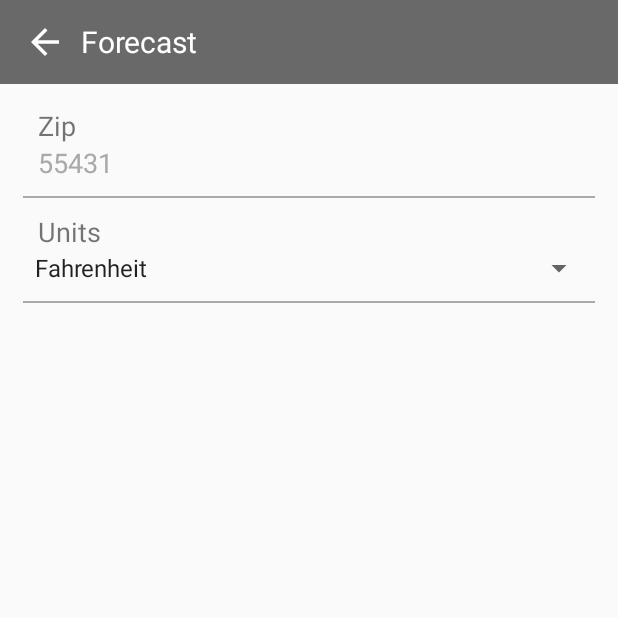
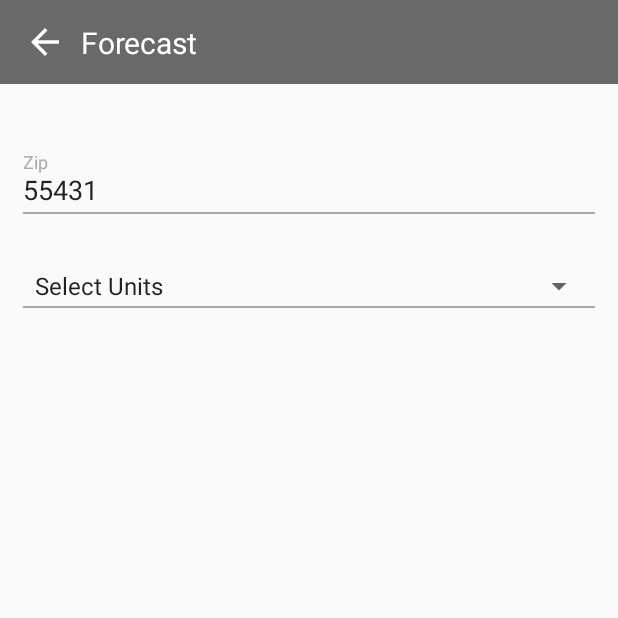
Before and after one commit to PascalCoder/forecast, an Android app: the screen it shows after launch (DetailsActivity), after a tap on "Setting icon", on a phone screen of 412 x 824 dp, the top half of it. Run offline under Robolectric (Android 15) with nearby library versions, the phone set to English and light mode, and no system bars.

Commit message:
did clean up classes and fixed details functionality

```diff
--- a/app/build.gradle
+++ b/app/build.gradle
@@ -28,6 +28,7 @@ dependencies {
     implementation 'androidx.appcompat:appcompat:1.1.0'
     implementation 'androidx.core:core-ktx:1.1.0'
     implementation 'androidx.constraintlayout:constraintlayout:1.1.3'
+    api 'com.google.android.material:material:1.2.0-alpha01'
     testImplementation 'junit:junit:4.12'
     androidTestImplementation 'androidx.test:runner:1.2.0'
     androidTestImplementation 'androidx.test.espresso:espresso-core:3.2.0'
--- a/app/src/main/java/com/thepascal/forecast/presenter/Presenter.kt
+++ b/app/src/main/java/com/thepascal/forecast/presenter/Presenter.kt
@@ -15,20 +15,18 @@ import java.util.ArrayList
 
 class Presenter : PresenterContract {
 
-    private val TAG = Presenter::class.java.simpleName
+    private val tag = Presenter::class.java.simpleName
 
     private lateinit var api: WeatherApi
-    //private val BASE_URL: String = "http://api.openweathermap.org/"
 
-    companion object Constants {
-        val defaultZipCode = "30071" //"55431"
-        val defaultUnit = "imperial"
-
+    companion object PresenterConstants {
         var city: String = ""
         var condition: String = ""
         var temp: String = ""
 
         var lists: Array<ArrayList<com.thepascal.forecast.models.List>> = Array(5) { arrayListOf<com.thepascal.forecast.models.List>() }
+
+        var forecastList: ForecastList = ForecastList()
     }
 
 
@@ -63,13 +61,15 @@ class Presenter : PresenterContract {
                     days = mutableListOf()
 
                     (response.body())?.let {
+                        forecastList = it
+
                         city = it.city.name
                         temp = "${it.list[0].main.temp}"
                         condition = it.list[0].weather[0].main
 
                         viewContract.addForecast(it)
 
-                        Log.d(TAG, "onResponse: ${it.list.size} temp: $temp")
+                        Log.d(tag, "onResponse: ${it.list.size} temp: $temp")
 
                         day1Date = it.list[0].dateTime
                         daysDate[0] = day1Date.substring(0, day1Date.indexOf(" "))
@@ -87,7 +87,7 @@ class Presenter : PresenterContract {
                             } else {
                                 if (j < daysDate.size) {
                                     daysDate[j] = date
-                                    Log.d(TAG, "onResponse: " + daysDate[j])
+                                    Log.d(tag, "onResponse: " + daysDate[j])
                                     j++
                                 } else {
                                     break
@@ -115,7 +115,7 @@ class Presenter : PresenterContract {
 
                             }
                         }
-                        Log.d(TAG, "onResponse: Lists: ${lists[0].size}")
+                        Log.d(tag, "onResponse: Lists: ${lists[0].size}")
                     }
                 } else {
                     viewContract.addForecast(ForecastList())
@@ -123,7 +123,7 @@ class Presenter : PresenterContract {
             }
 
             override fun onFailure(call: Call<ForecastList>, t: Throwable) {
-                Log.d(TAG, "onFailure: Something went wrong! ${t.message}")
+                Log.d(tag, "onFailure: Something went wrong! ${t.message}")
             }
         })
     }
--- a/app/src/main/java/com/thepascal/forecast/view/DetailsActivity.kt
+++ b/app/src/main/java/com/thepascal/forecast/view/DetailsActivity.kt
@@ -9,17 +9,17 @@ import android.view.View
 import android.widget.AdapterView
 import android.widget.ArrayAdapter
 import android.widget.Toast
+import com.thepascal.forecast.Constants.EXTRA_MESSAGE
+import com.thepascal.forecast.Constants.UNITS_REPLY
+import com.thepascal.forecast.Constants.ZIP_CODE_REPLY
 import com.thepascal.forecast.R
 import kotlinx.android.synthetic.main.activity_details.*
 
 class DetailsActivity : AppCompatActivity() {
 
-    private val TAG = DetailsActivity::class.java.simpleName
+    private val tag = DetailsActivity::class.java.simpleName
 
     companion object Constants {
-        val ZIP_CODE_REPLY: String = "com.thepascal.forecast.view.zipcode.REPLY"
-        val UNITS_REPLY: String = "com.thepascal.forecast.view.units.REPLY"
-
         var zipCode: String = ""
         var unit: String = ""
         var system: String = ""
@@ -30,7 +30,7 @@ class DetailsActivity : AppCompatActivity() {
         setContentView(R.layout.activity_details)
 
         supportActionBar?.hide()
-        val message = intent.getStringExtra(MainActivity.EXTRA_MESSAGE)
+        val message = intent.getStringExtra(EXTRA_MESSAGE)
 
         val arrayAdapter: ArrayAdapter<CharSequence> = ArrayAdapter.createFromResource(
             this, R.array.unit, android.R.layout.simple_spinner_item
@@ -46,12 +46,12 @@ class DetailsActivity : AppCompatActivity() {
                 } else {
                     system = "imperial"
                 }
-                zipCode = detailsZipCode.text.toString()
+                zipCode = detailsZipCode.editText?.text.toString()
             }
 
             override fun onNothingSelected(parent: AdapterView<*>?) {
                 system = "imperial"
-                zipCode = detailsZipCode.text.toString()
+                zipCode = detailsZipCode.editText?.text.toString()
             }
         })
 
@@ -62,14 +62,14 @@ class DetailsActivity : AppCompatActivity() {
         }
 
         detailsBackArrow.setOnClickListener {
-            Toast.makeText(applicationContext, "Unit: $unit \n System: $system", Toast.LENGTH_LONG).show()
+            Toast.makeText(applicationContext, "Unit: $unit \n System: $system \n ZipCode: $zipCode", Toast.LENGTH_LONG).show()
             onBackPressed()
         }
     }
 
     override fun onBackPressed() {
         //super.onBackPressed()
-        Log.d(TAG, "onBackPressed: Inside onBackPressed!")
+        Log.d(tag, "onBackPressed: Inside onBackPressed!")
 
         val replyIntent = Intent()
         replyIntent.putExtra(ZIP_CODE_REPLY, zipCode)
--- a/app/src/main/java/com/thepascal/forecast/view/MainActivity.kt
+++ b/app/src/main/java/com/thepascal/forecast/view/MainActivity.kt
@@ -7,23 +7,27 @@ import android.util.Log
 import android.view.View
 import android.widget.Toast
 import androidx.recyclerview.widget.LinearLayoutManager
+import com.thepascal.forecast.Constants.DEFAULT_SYSTEM
+import com.thepascal.forecast.Constants.DEFAULT_ZIP_CODE
+import com.thepascal.forecast.Constants.EXTRA_MESSAGE
+import com.thepascal.forecast.Constants.UNITS_REPLY
+import com.thepascal.forecast.Constants.UPDATE_REQUEST
+import com.thepascal.forecast.Constants.ZIP_CODE_REPLY
 import com.thepascal.forecast.R
+import com.thepascal.forecast.formatTemperature
 import com.thepascal.forecast.models.ForecastList
+import com.thepascal.forecast.models.List
 import com.thepascal.forecast.presenter.CustomAdapter
 import com.thepascal.forecast.presenter.Presenter
 import com.thepascal.forecast.presenter.PresenterContract
 import kotlinx.android.synthetic.main.activity_main.*
+import java.util.ArrayList
 
 class MainActivity : AppCompatActivity(), ViewContract {
 
-    private val TAG = MainActivity::class.java.simpleName
+    private val tag = MainActivity::class.java.simpleName
 
-    companion object Constants {
-        val UPDATE_REQUEST: Int = 1
-        val EXTRA_MESSAGE: String = "com.thepascal.forecast.extra.MESSAGE"
-    }
-
-    lateinit var presenter: PresenterContract
+    private lateinit var presenter: PresenterContract
 
     override fun onCreate(savedInstanceState: Bundle?) {
         super.onCreate(savedInstanceState)
@@ -37,24 +41,24 @@ class MainActivity : AppCompatActivity(), ViewContract {
         presenter = Presenter()
         presenter.bindView(this)
         presenter.initializeRetrofit()
-        presenter.getForecasts(Presenter.defaultZipCode, Presenter.defaultUnit)
+        presenter.getForecasts(DEFAULT_ZIP_CODE, DEFAULT_SYSTEM)
 
         homeCityText.text = Presenter.city
         homeCondition.text = Presenter.condition
 
         homeSettingsImage.setOnClickListener {
-            updateDetails(it)
+            updateDetails()
         }
     }
 
     override fun addForecast(dataSet: ForecastList) {
         homeRecyclerView.adapter = CustomAdapter(dataSet)
 
-        Log.d(TAG, "onCreate: ${Presenter.defaultZipCode} ${Presenter.defaultUnit} City: ${Presenter.city} Temp: ${Presenter.temp}")
+        Log.d(tag, "onCreate: $DEFAULT_ZIP_CODE $DEFAULT_SYSTEM City: ${Presenter.city} Temp: ${Presenter.temp}")
 
         homeCityText.text = Presenter.city
         val temp: Double = (Presenter.temp).toDouble()
-        homeTemp.text = "${Math.round(temp)} °"
+        homeTemp.text = formatTemperature(temp)
         homeCondition.text = Presenter.condition
 
         if ((Presenter.temp).toDouble() < 60) {
@@ -71,30 +75,37 @@ class MainActivity : AppCompatActivity(), ViewContract {
     override fun onActivityResult(requestCode: Int, resultCode: Int, data: Intent?) {
         super.onActivityResult(requestCode, resultCode, data)
 
-        Log.d(TAG, "onActivityResult: " + "Back to main before check!")
+        Log.d(tag, "onActivityResult: " + "Back to main before check!")
         if (requestCode == UPDATE_REQUEST) {
             if (resultCode == RESULT_OK) {
-                Log.d(TAG, "onActivityResult: " + "Back to main!")
+                Log.d(tag, "onActivityResult: " + "Back to main!")
 
-                val zipCode = data?.getStringExtra(DetailsActivity.ZIP_CODE_REPLY)
-                val units = data?.getStringExtra(DetailsActivity.UNITS_REPLY)
+                val zipCode: String? = data?.getStringExtra(ZIP_CODE_REPLY)
+                val units: String? = data?.getStringExtra(UNITS_REPLY)
 
-                Log.d(TAG, "onActivityResult: Details: $zipCode $units")
+                Log.d(tag, "onActivityResult: Details: $zipCode $units")
 
                 presenter.bindView(this)
                 presenter.initializeRetrofit()
-                presenter.getForecasts(zipCode!!, units!!)
+                if(zipCode != null && units != null){
+                    presenter.getForecasts(zipCode, units)
+
+                    /*if(Presenter.lists.isEmpty()){
+
+                    }*/
+                }
+
             }
         }
     }
 
-    private fun updateDetails(view: View){
+    private fun updateDetails(){
 
         val message = "Testing message"
         val intent = Intent(this, DetailsActivity::class.java)
         intent.putExtra(EXTRA_MESSAGE, message)
         startActivityForResult(intent, UPDATE_REQUEST)
 
-        Log.d(TAG, "updateDetails: Details Activity started!")
+        Log.d(tag, "updateDetails: Details Activity started!")
     }
 }
--- a/app/src/main/res/layout/activity_details.xml
+++ b/app/src/main/res/layout/activity_details.xml
@@ -1,18 +1,20 @@
 <?xml version="1.0" encoding="utf-8"?>
-<RelativeLayout
+<androidx.constraintlayout.widget.ConstraintLayout
     xmlns:android="http://schemas.android.com/apk/res/android"
     xmlns:tools="http://schemas.android.com/tools"
+    xmlns:app="http://schemas.android.com/apk/res-auto"
     android:layout_width="match_parent"
     android:layout_height="match_parent"
     tools:context=".view.DetailsActivity">
 
     <androidx.appcompat.widget.Toolbar
-        android:id="@+id/toolbar_details"
+        android:id="@+id/detailsToolbar"
         android:layout_width="match_parent"
         android:layout_height="wrap_content"
-        android:background="@color/colorPrimaryDark">
+        android:background="@color/colorPrimaryDark"
+        app:layout_constraintTop_toTopOf="parent">
 
-        <LinearLayout
+        <androidx.constraintlayout.widget.ConstraintLayout
             android:layout_width="match_parent"
             android:layout_height="wrap_content">
 
@@ -21,74 +23,80 @@
                 android:layout_width="wrap_content"
                 android:layout_height="wrap_content"
                 android:contentDescription="@null"
-                android:src="@drawable/ic_arrow_back"/>
+                android:src="@drawable/ic_arrow_back"
+                app:layout_constraintStart_toStartOf="parent"
+                app:layout_constraintTop_toTopOf="parent"
+                app:layout_constraintBottom_toBottomOf="parent"/>
 
             <TextView
-                android:id="@+id/tv_title"
+                android:id="@+id/detailsTitle"
                 android:layout_width="wrap_content"
                 android:layout_height="wrap_content"
                 android:text="@string/app_name"
                 android:textSize="20sp"
                 android:layout_marginStart="10dp"
-                android:textColor="@color/colorWhite"/>
-        </LinearLayout>
+                android:textColor="@color/colorWhite"
+                app:layout_constraintStart_toEndOf="@id/detailsBackArrow"
+                app:layout_constraintTop_toTopOf="parent"
+                app:layout_constraintBottom_toBottomOf="parent"/>
+
+        </androidx.constraintlayout.widget.ConstraintLayout>
+
     </androidx.appcompat.widget.Toolbar>
 
-    <RelativeLayout
+    <androidx.constraintlayout.widget.ConstraintLayout
         android:layout_width="match_parent"
         android:layout_height="wrap_content"
-        android:layout_below="@+id/toolbar_details"
-        android:padding="15dp">
+        android:layout_below="@+id/detailsToolbar"
+        android:padding="15dp"
+        app:layout_constraintTop_toBottomOf="@id/detailsToolbar">
 
-        <TextView
-            android:id="@+id/detailsZipCodeLabel"
-            android:labelFor="@+id/detailsZipCode"
-            android:layout_width="wrap_content"
+        <com.google.android.material.textfield.TextInputLayout
+            android:id="@+id/detailsZipCode"
+            android:layout_width="match_parent"
             android:layout_height="wrap_content"
-            android:layout_marginStart="10dp"
-            android:text="@string/zip_code_text"
-            android:textSize="18sp"
-        /> <!-- android:layout_below="@+id/toolbar_details" -->
-        <EditText
-            android:id="@+id/detailsZipCode"
-            android:layout_width="wrap_content"
-            android:layout_height="wrap_content"
-            android:inputType="number"
-            android:text="@string/default_zip_code"
+            android:layout_marginTop="30dp"
+            android:hint="@string/zip_code_text"
+            app:hintTextColor="@color/colorDarkGrey"
             android:textColor="@color/colorDarkGrey"
-            android:layout_below="@+id/detailsZipCodeLabel"
-            android:layout_alignStart="@id/detailsZipCodeLabel"
-            android:background="@null"/>
+            app:layout_constraintTop_toTopOf="parent">
+
+            <com.google.android.material.textfield.TextInputEditText
+                android:layout_width="match_parent"
+                android:layout_height="wrap_content"
+                android:paddingTop="2dp"
+                android:inputType="number"
+                android:text="@string/default_zip_code"
+                android:background="@null"/>
+
+        </com.google.android.material.textfield.TextInputLayout>
+
         <View
-            android:id="@+id/view_1"
+            android:id="@+id/detailsView1"
             android:layout_width="match_parent"
             android:layout_height="1dp"
             android:background="@color/colorDarkGrey"
-            android:layout_below="@+id/detailsZipCode"
-            android:layout_marginTop="10dp"
-            android:layout_marginBottom="10dp"/>
+            android:layout_marginTop="40dp"
+            app:layout_constraintTop_toTopOf="@id/detailsZipCode"/>
 
-        <TextView
-            android:id="@+id/detailsUnit"
-            android:layout_width="wrap_content"
-            android:layout_height="wrap_content"
-            android:text="@string/units_text"
-            android:textSize="18sp"
-            android:layout_below="@+id/view_1"
-            android:layout_alignStart="@id/detailsZipCode"/>
         <Spinner
             android:id="@+id/detailsSpinner"
             android:layout_width="match_parent"
             android:layout_height="wrap_content"
-            android:layout_below="@+id/detailsUnit"/>
+            android:paddingStart="0dp"
+            android:paddingEnd="4dp"
+            android:layout_marginTop="40dp"
+            app:layout_constraintTop_toBottomOf="@id/detailsZipCode"/>
+
         <View
-            android:id="@+id/view_2"
+            android:id="@+id/detailsView2"
             android:layout_width="match_parent"
             android:layout_height="1dp"
             android:background="@color/colorDarkGrey"
             android:layout_below="@+id/detailsSpinner"
-            android:layout_marginTop="10dp"
-            android:layout_marginBottom="10dp"/>
-    </RelativeLayout>
+            android:layout_marginTop="25dp"
+            app:layout_constraintTop_toTopOf="@id/detailsSpinner"/>
 
-</RelativeLayout>
+    </androidx.constraintlayout.widget.ConstraintLayout>
+
+</androidx.constraintlayout.widget.ConstraintLayout>
--- a/app/src/main/res/values/units.xml
+++ b/app/src/main/res/values/units.xml
@@ -2,6 +2,7 @@
 <resources>
     <!--Needed for the dropdown menu of units-->
     <string-array name="unit">
+        <item>Select Units</item>
         <item>Fahrenheit</item>
         <item>Celsius</item>
     </string-array>
```
Also changed, not shown: app/src/main/java/com/thepascal/forecast/Constants.kt (+8 -1 lines), app/src/main/java/com/thepascal/forecast/HelperFunctions.kt (+7 -5 lines), app/src/main/java/com/thepascal/forecast/presenter/CustomAdapter.kt (+26 -19 lines).
